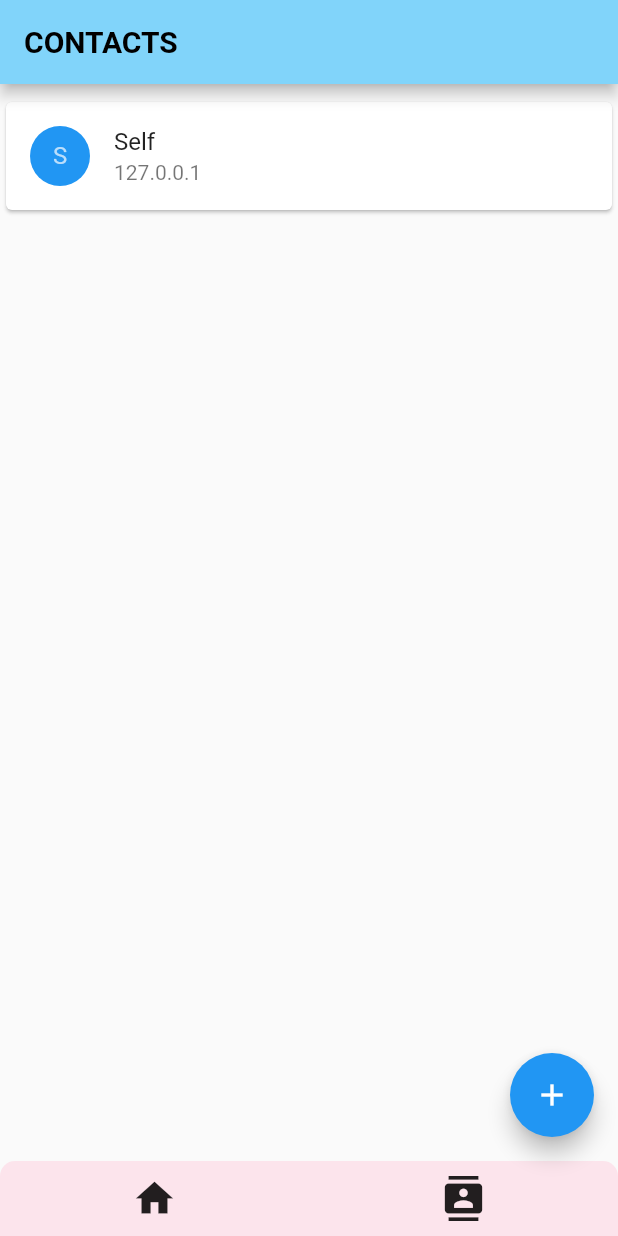
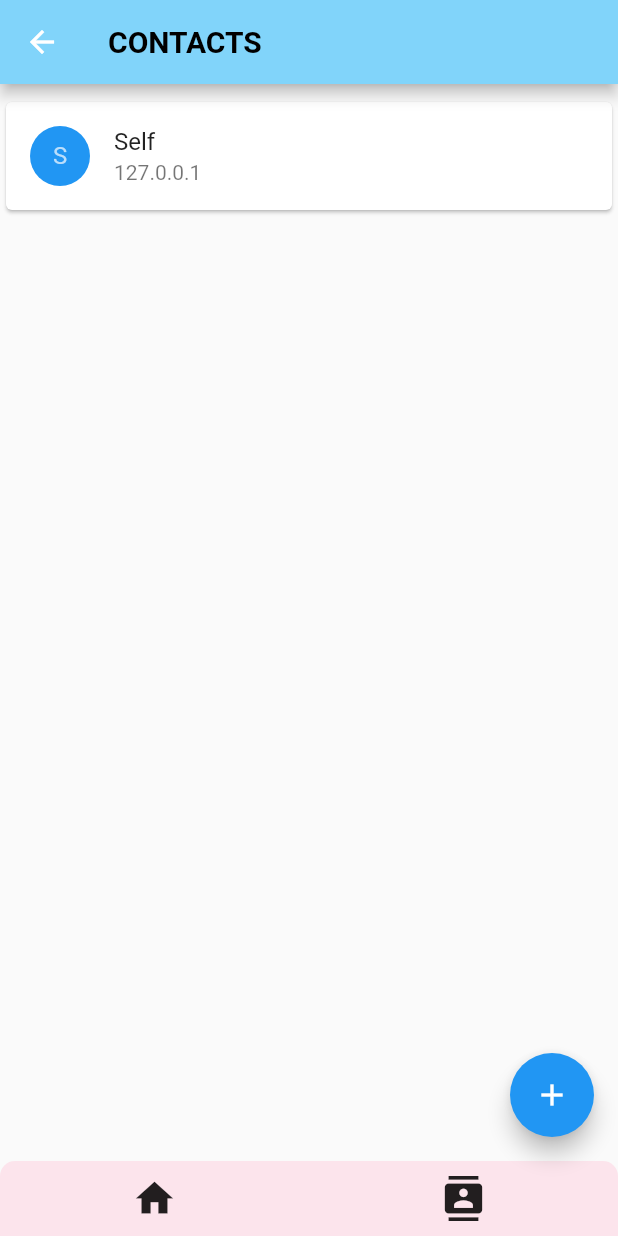
Before and after one commit to keyszl/truth-or-dare, a Flutter app: the screen it shows after launch, after a tap on the "contacts" icon, on a phone screen of 412 x 824 dp. Run offline on Flutter 3.47's test engine with Material 2 defaults, Android fonts, the phone set to English and light mode, and no system bars; our stand-ins replace chat_bubbles; missing offline and left inert: mutex, network_info_plus.

Commit message:
First and Second Screen Updates

```diff
--- a/truth_or_dare/lib/firstscreen.dart
+++ b/truth_or_dare/lib/firstscreen.dart
@@ -106,8 +106,10 @@ class _FirstScreenState extends State<FirstScreen> {
               icon: const Icon(Icons.contacts),
               iconSize: 30,
               onPressed: () {
-                Navigator.of(context).pushReplacement(MaterialPageRoute(
-                    builder: (context) => SecondScreen(friends: _friends)));
+                Navigator.push(
+                    context,
+                    MaterialPageRoute(
+                        builder: (context) => SecondScreen(friends: _friends)));
                 //Navigator.pop(context);
               },
             )
--- a/truth_or_dare/lib/secondscreen.dart
+++ b/truth_or_dare/lib/secondscreen.dart
@@ -136,7 +136,7 @@ class _SecondScreenState extends State<SecondScreen> {
         height: 50,
         decoration: BoxDecoration(
           color: Colors.pink[50],
-          borderRadius: BorderRadius.only(
+          borderRadius: const BorderRadius.only(
             topLeft: Radius.circular(10),
             topRight: Radius.circular(10),
           ),
@@ -145,17 +145,19 @@ class _SecondScreenState extends State<SecondScreen> {
           mainAxisAlignment: MainAxisAlignment.spaceAround,
           children: [
             IconButton(
-              key: Key('iconbutton3'),
+              key: const Key('iconbutton3'),
               iconSize: 30,
-              icon: Icon(Icons.home),
+              icon: const Icon(Icons.home),
               onPressed: () {
-                Navigator.of(context).pushReplacement(MaterialPageRoute(
-                    builder: (context) => const FirstScreen()));
+                Navigator.push(
+                    context,
+                    MaterialPageRoute(
+                        builder: (context) => const FirstScreen()));
               },
             ),
             IconButton(
-              key: Key('iconbutton4'),
-              icon: Icon(Icons.contacts),
+              key: const Key('iconbutton4'),
+              icon: const Icon(Icons.contacts),
               iconSize: 30,
               onPressed: () {},
             )
```
